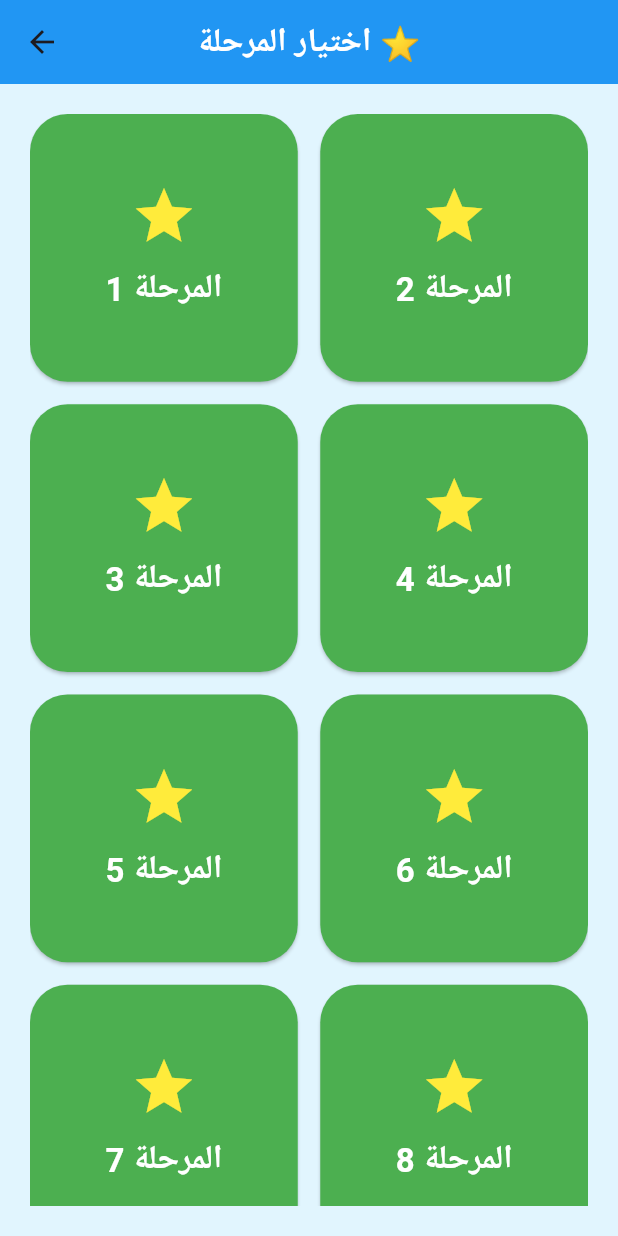
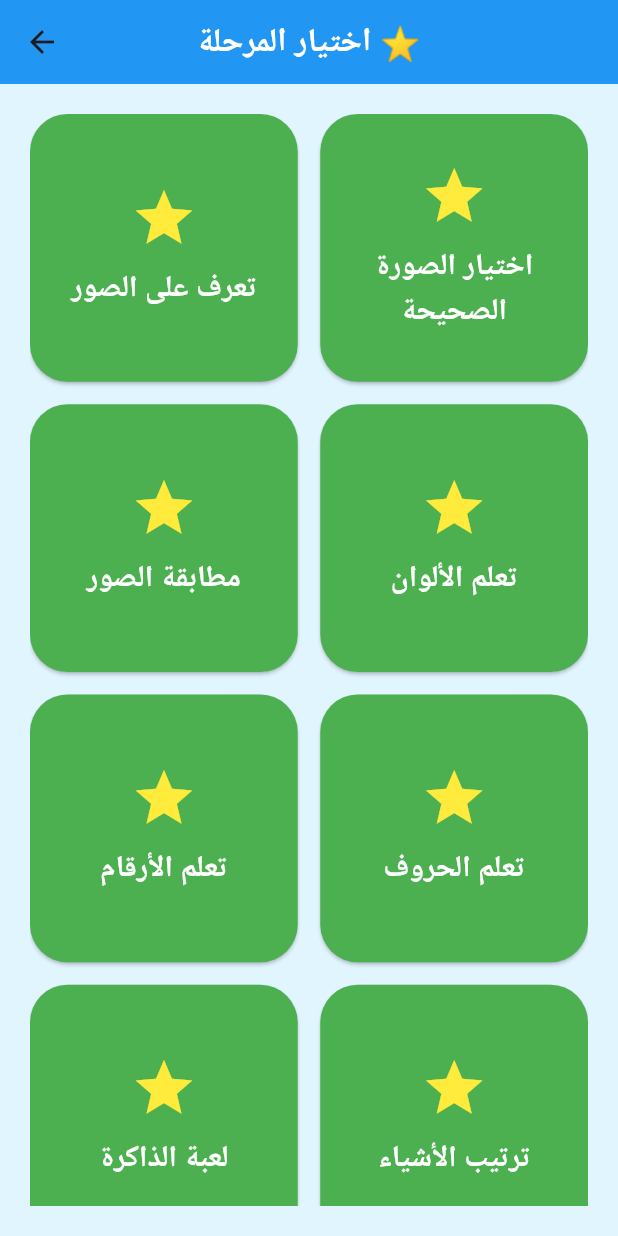
Before and after one commit to Ebrahassad/kids-world, a Flutter app: the LevelsScreen screen opened directly, on a phone screen of 412 x 824 dp. Run offline on Flutter 3.47's test engine with Material 3 defaults, Android fonts, the phone set to English and light mode, and no system bars; our stand-ins replace audioplayers, confetti.

Commit message:
Update levels_screen.dart

```diff
--- a/lib/screens/levels_screen.dart
+++ b/lib/screens/levels_screen.dart
@@ -3,6 +3,19 @@ import 'game_screen.dart';
 
 class LevelsScreen extends StatelessWidget {
   const LevelsScreen({super.key});
+
+  final List<String> levels = const [
+    "تعرف على الصور",
+    "اختيار الصورة الصحيحة",
+    "مطابقة الصور",
+    "تعلم الألوان",
+    "تعلم الأرقام",
+    "تعلم الحروف",
+    "لعبة الذاكرة",
+    "ترتيب الأشياء",
+    "رتّب الصورة",
+    "تجميع الصورة الصعبة 🧩",
+  ];
 
   @override
   Widget build(BuildContext context) {
@@ -25,7 +38,7 @@ class LevelsScreen extends StatelessWidget {
         padding: const EdgeInsets.all(20),
 
         child: GridView.builder(
-          itemCount: 10,
+          itemCount: levels.length,
 
           gridDelegate:
               const SliverGridDelegateWithFixedCrossAxisCount(
@@ -46,12 +59,15 @@ class LevelsScreen extends StatelessWidget {
 
               onPressed: () {
 
+                // المرحلة الأولى تعمل حاليا
+                if (index == 0) {
                   Navigator.push(
                     context,
                     MaterialPageRoute(
                       builder: (_) => const GameScreen(),
                     ),
                   );
+                }
 
               },
 
@@ -70,9 +86,10 @@ class LevelsScreen extends StatelessWidget {
                   const SizedBox(height: 10),
 
                   Text(
-                    "المرحلة ${index + 1}",
+                    levels[index],
+                    textAlign: TextAlign.center,
                     style: const TextStyle(
-                      fontSize: 22,
+                      fontSize: 20,
                       color: Colors.white,
                       fontWeight: FontWeight.bold,
                     ),
```
Lines whose indentation alone changed are shown as unchanged.
